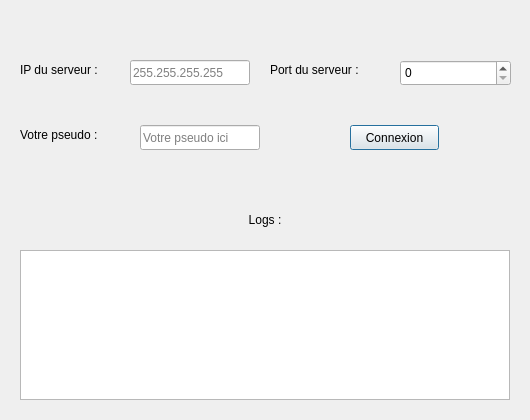
Old version of the form App_Client/fenetreConnexion.ui in the repository CorentinBrossutti/Projet-L3-MI6.
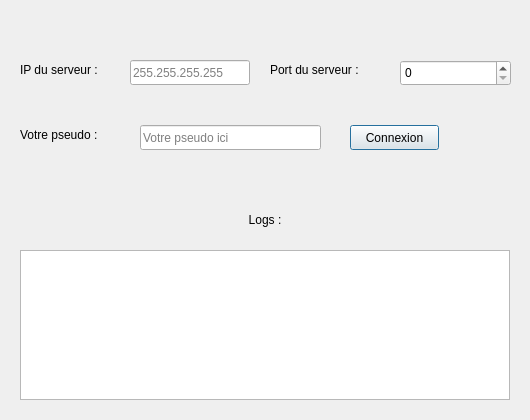
New version of the form.

The edit to the form file:
```diff
--- a/App_Client/fenetreConnexion.ui
+++ b/App_Client/fenetreConnexion.ui
@@ -114,7 +114,7 @@
      <rect>
       <x>130</x>
       <y>115</y>
-      <width>120</width>
+      <width>181</width>
       <height>25</height>
      </rect>
     </property>
```
Left out of the diff: 39 changed lines with no effect on the pictures.
